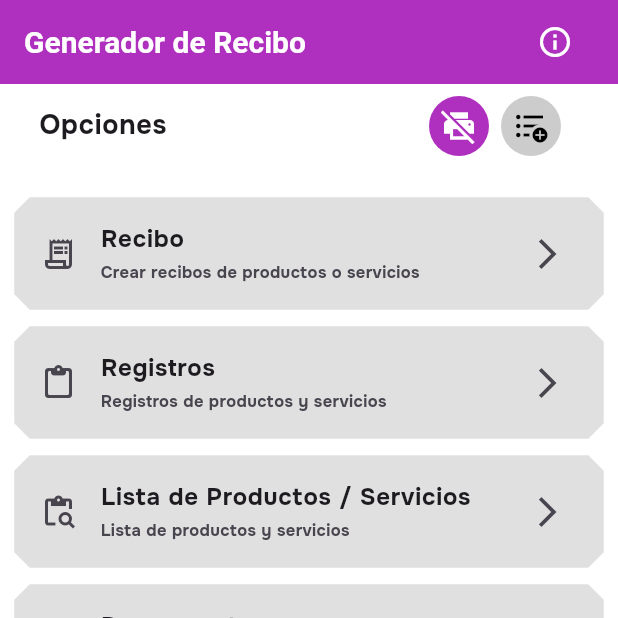
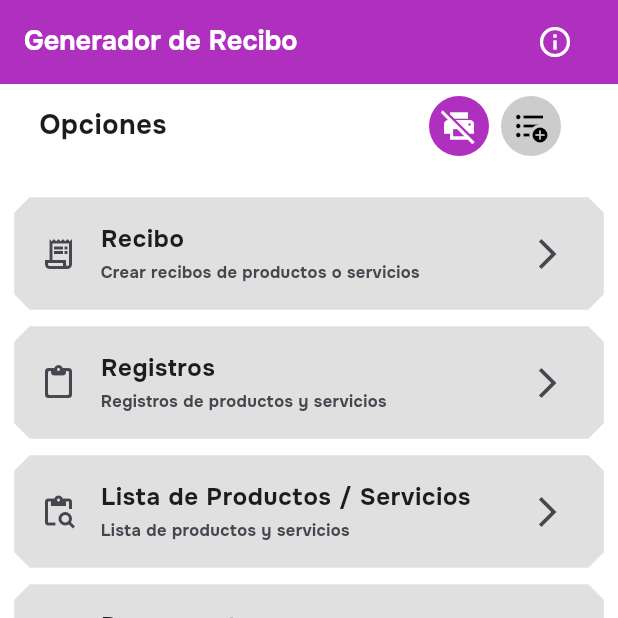
Before and after one commit to HanJian16/Ballots-Template, a Flutter app: the screen it shows after launch, after a tap on "Iniciar sesión", on a phone screen of 412 x 824 dp, the top half of it. Run offline on Flutter 3.47's test engine with Material 3 defaults, Android fonts, the phone set to English and light mode, and no system bars; our stand-ins replace dio, flutter_dotenv, get, get_storage, google_fonts, permission_handler and 2 more; accounts and stored records are empty.

Commit message:
Actualize  los distintos tamaños y estilos para el texttheme, en el homescreen usando los temas del textheme modificados

```diff
--- a/frontend/ballots_template_flutter/lib/screens/home_screen.dart
+++ b/frontend/ballots_template_flutter/lib/screens/home_screen.dart
@@ -62,10 +62,12 @@ class _HomeScreenState extends State<HomeScreen> {
   @override
   Widget build(BuildContext context) {
     final ListController controller = Get.find();
+    TextTheme theme = Theme.of(context).textTheme;
     return ScreenContainer(
-      appBarChildren: const Text(
+      appBarChildren: Text(
         "Generador de Recibo",
-        style: TextStyle(fontWeight: FontWeight.bold),
+        style: theme.headlineLarge
+            ?.copyWith(color: AppColors.whiteColor),
       ),
       appBarActions: const [
         Padding(
--- a/frontend/ballots_template_flutter/lib/theme/theme.dart
+++ b/frontend/ballots_template_flutter/lib/theme/theme.dart
@@ -15,11 +15,18 @@ ThemeData buildTheme() {
             displayColor: AppColors.blackColor,
           )
           .copyWith(
-            displayLarge: const TextStyle(fontSize: 32, fontWeight: FontWeight.bold),
+            displayLarge:
+                const TextStyle(fontSize: 32, fontWeight: FontWeight.bold),
             headlineMedium:
                 const TextStyle(fontSize: 24, fontWeight: FontWeight.w600),
-            titleLarge: const TextStyle(fontSize: 16, fontWeight: FontWeight.bold),
-            bodyLarge: const TextStyle(fontSize: 14, fontWeight: FontWeight.normal,),
+            headlineLarge:
+                const TextStyle(fontSize: 18, fontWeight: FontWeight.bold),
+            titleLarge:
+                const TextStyle(fontSize: 16, fontWeight: FontWeight.bold),
+            bodyLarge: const TextStyle(
+              fontSize: 14,
+              fontWeight: FontWeight.normal,
+            ),
           ),
     ),
     useMaterial3: true,
```
